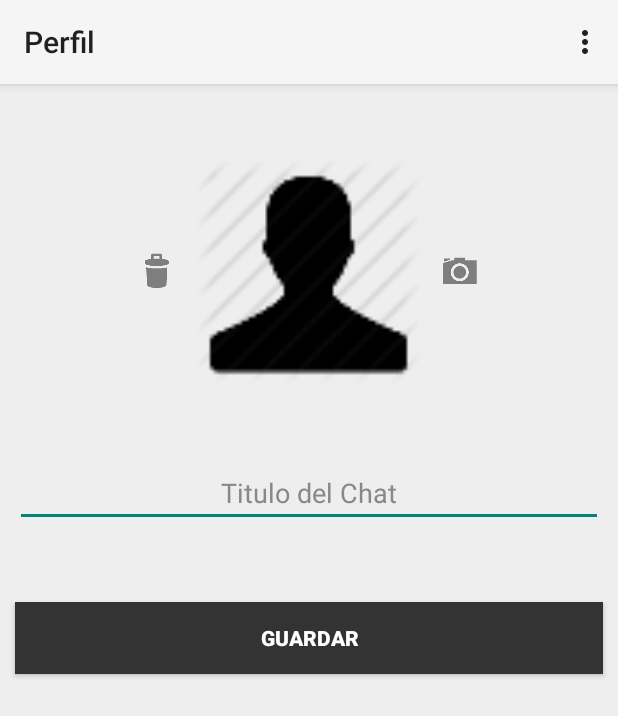
After one commit to josecols/modula, an Android app: the Perfil screen opened directly, with no data from a screen before it, on a phone screen of 412 x 824 dp. The commit adds this screen. Shown: the top 716 px of the screen. Run offline under Robolectric (Android 15) with nearby library versions, the phone set to English and light mode, and no system bars; 1 statement that could not run was skipped.

Commit message:
Agregado Modulo de modificacion de Perfil de chat

```diff
--- /dev/null
+++ b/src/main/java/ve/edu/ucab/modula/app/Perfil.java
@@ -0,0 +1,157 @@
+package ve.edu.ucab.modula.app;
+
+import android.content.Intent;
+import android.database.Cursor;
+import android.graphics.Bitmap;
+import android.graphics.BitmapFactory;
+import android.graphics.drawable.Drawable;
+import android.provider.MediaStore;
+import android.support.v7.app.ActionBarActivity;
+import android.os.Bundle;
+import android.view.Menu;
+import android.view.MenuItem;
+import android.view.View;
+import android.widget.Button;
+import android.widget.EditText;
+import android.widget.ImageButton;
+import android.widget.ImageView;
+import android.widget.Toast;
+
+
+import java.io.File;
+import java.io.FileNotFoundException;
+import java.io.FileOutputStream;
+import java.io.IOException;
+
+
+public class Perfil extends ActionBarActivity {
+    public static final int PERFIL_ID = 3;
+    private ImageView foto;
+    private ImageButton eliminar;
+    private ImageButton camara;
+    private EditText titulo;
+    private Button aceptar;
+    private DataBaseManager bd;
+    private Bitmap img;
+    private File dir;
+    private long id_chat;
+    @Override
+    protected void onCreate(Bundle savedInstanceState) {
+        super.onCreate(savedInstanceState);
+        setContentView(R.layout.perfil);
+        dir = getDir("Fotos",this.MODE_PRIVATE);
+        if(!dir.exists())
+            dir.mkdir();
+        foto = (ImageView) findViewById(R.id.foto);
+        eliminar = (ImageButton) findViewById(R.id.eliminar);
+        camara = (ImageButton) findViewById(R.id.camara);
+        titulo = (EditText) findViewById(R.id.titulo);
+        aceptar = (Button) findViewById(R.id.aceptar);
+        bd = new DataBaseManager(getApplicationContext());
+        eliminar.setOnClickListener(new View.OnClickListener() {
+            @Override
+            public void onClick(View view) {
+                img = null;
+                foto.setImageResource(R.drawable.user);
+            }
+        });
+        camara.setOnClickListener(new View.OnClickListener() {
+            @Override
+            public void onClick(View view) {
+                Intent toma = new Intent(MediaStore.ACTION_IMAGE_CAPTURE);
+                startActivityForResult(toma,0);
+            }
+        });
+        aceptar.setOnClickListener(new View.OnClickListener() {
+            @Override
+            public void onClick(View view) {
+                String str = titulo.getText().toString().trim();
+                if(!str.equals("")){
+                    if(img!=null){
+                        File file = new File(dir,String.valueOf(id_chat)+".png");
+                        FileOutputStream out;
+                        if(file.exists())
+                            file.delete();
+                        try {
+                            file.createNewFile();
+                        } catch (IOException e) {
+                            e.printStackTrace();
+                        }
+                        try {
+                            out = new FileOutputStream(file);
+                            img.compress(Bitmap.CompressFormat.PNG, 0, out);
+                            out.close();
+                        } catch (FileNotFoundException e) {
+                            e.printStackTrace();
+                        } catch (IOException e) {
+                            e.printStackTrace();
+                        }
+                        bd.actualizarChat(id_chat,str,file.getPath());
+                    }
+                    else
+                        bd.actualizarChat(id_chat,str,"");
+                    setResult(RESULT_OK);
+                    finish();
+                }else{
+                    Toast t = Toast.makeText(getApplicationContext(), "Agregue un Titulo", Toast.LENGTH_SHORT);
+                    t.show();
+                }
+            }
+        });
+        id_chat = getIntent().getExtras().getLong("id_chat");
+        cargarDatosChat();
+    }
+
+    public void cargarDatosChat(){
+        Cursor cur = bd.leerChat(id_chat);
+        String aux_foto = "";
+        String aux_titulo = "";
+        if (cur.moveToFirst()) {
+            aux_foto = cur.getString(cur.getColumnIndex(DataBaseContract.ChatsTabla.COLUMN_NAME_FOTO));
+            aux_titulo = cur.getString(cur.getColumnIndex(DataBaseContract.ChatsTabla.COLUMN_NAME_TITULO));
+        }
+        if (aux_foto.equals("")){
+            foto.setImageResource(R.drawable.user);
+            img = null;
+        }
+        else {
+            foto.setImageDrawable(Drawable.createFromPath(aux_foto));
+            img = BitmapFactory.decodeFile(aux_foto);
+        }
+        titulo.setText(aux_titulo);
+    }
+
+
+
+    protected void onActivityResult(int requestCode, int resultCode, Intent data) {
+        super.onActivityResult(requestCode, resultCode, data);
+        if(requestCode==0 && resultCode == RESULT_OK){
+            img = (Bitmap) (data.getExtras().get("data"));
+            foto.setImageBitmap(img);
+        }
+
+    }
+
+
+
+    @Override
+    public boolean onCreateOptionsMenu(Menu menu) {
+
+        // Inflate the menu; this adds items to the action bar if it is present.
+        getMenuInflater().inflate(R.menu.perfil, menu);
+        return true;
+    }
+
+    @Override
+    public boolean onOptionsItemSelected(MenuItem item) {
+        // Handle action bar item clicks here. The action bar will
+        // automatically handle clicks on the Home/Up button, so long
+        // as you specify a parent activity in AndroidManifest.xml.
+        int id = item.getItemId();
+        if (id == R.id.action_settings) {
+            return true;
+        }
+        return super.onOptionsItemSelected(item);
+    }
+
+}
--- /dev/null
+++ b/src/main/res/layout/perfil.xml
@@ -0,0 +1,58 @@
+<LinearLayout xmlns:android="http://schemas.android.com/apk/res/android"
+    android:orientation="vertical" android:layout_width="match_parent"
+    android:layout_height="match_parent"
+    android:background="#EEEEEE">
+
+    <LinearLayout
+        android:layout_width="fill_parent"
+        android:layout_height="wrap_content"
+        android:gravity="center"
+        android:layout_marginTop="50dp">
+
+        <ImageButton
+            android:id="@+id/eliminar"
+            android:layout_marginRight="10dp"
+            android:layout_width="wrap_content"
+            android:layout_height="wrap_content"
+            android:background="@drawable/ic_action_discard"/>
+        <ImageView
+            android:id="@+id/foto"
+            android:layout_width="150dp"
+            android:layout_height="150dp"
+            android:layout_gravity="center"/>
+
+        <ImageButton
+            android:id="@+id/camara"
+            android:layout_marginLeft="10dp"
+            android:layout_width="wrap_content"
+            android:layout_height="wrap_content"
+            android:background="@drawable/ic_action_camera"/>
+    </LinearLayout>
+
+    <EditText
+        android:id="@+id/titulo"
+        android:layout_marginTop="50dp"
+        android:layout_marginLeft="10dp"
+        android:layout_marginRight="10dp"
+        android:hint="Titulo del Chat"
+        android:layout_width="fill_parent"
+        android:layout_height="wrap_content"
+        android:gravity="center"
+        android:textColor="#333333"
+        android:textColorHint="#888888"
+        />
+
+    <Button
+        android:id="@+id/aceptar"
+        android:layout_marginTop="50dp"
+        android:text="Guardar"
+        android:layout_marginLeft="10dp"
+        android:layout_marginRight="10dp"
+        android:layout_width="fill_parent"
+        android:layout_height="wrap_content"
+        android:layout_gravity="center"
+        android:background="#333333"
+        android:textColor="#FFFFFF"
+        android:textStyle="bold"/>
+
+</LinearLayout>
--- /dev/null
+++ b/src/main/res/menu/perfil.xml
@@ -0,0 +1,9 @@
+<menu xmlns:android="http://schemas.android.com/apk/res/android"
+    xmlns:tools="http://schemas.android.com/tools"
+    tools:context="ve.edu.ucab.modula.app.Perfil" >
+
+    <item android:id="@+id/action_settings"
+        android:title="@string/action_settings"
+        android:orderInCategory="100"
+        android:showAsAction="never" />
+</menu>
--- a/src/main/res/values/strings.xml
+++ b/src/main/res/values/strings.xml
@@ -10,4 +10,8 @@
     <string name="context_eliminarfrase">Eliminar frase</string>
     <string name="title_activity_chat">Chat</string>
     <string name="title_activity_frases">Frases</string>
+    <string name="title_activity_perfil">Perfil</string>
+    <string name="hello_world">Hello world!</string>
+    <string name="action_settings">Settings</string>
+
 </resources>
```
Also changed, not shown: src/main/AndroidManifest.xml (+11 -5 lines), src/main/java/ve/edu/ucab/modula/app/Chat.java (+13 -11 lines), src/main/java/ve/edu/ucab/modula/app/DataBaseManager.java (+10 -0 lines).
